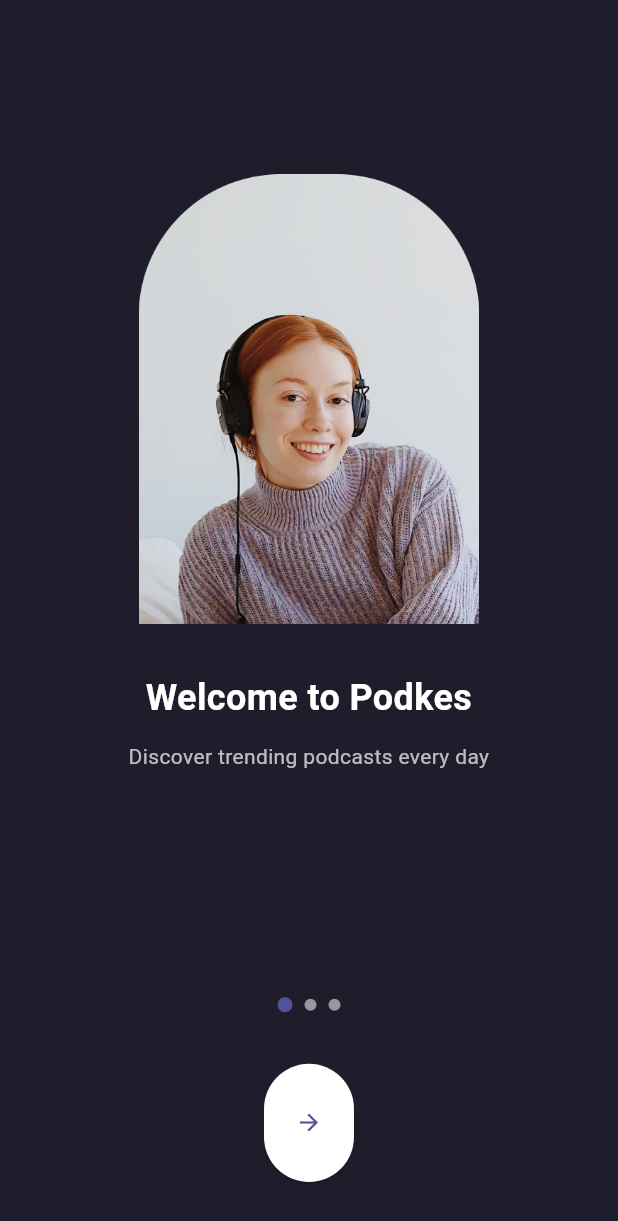
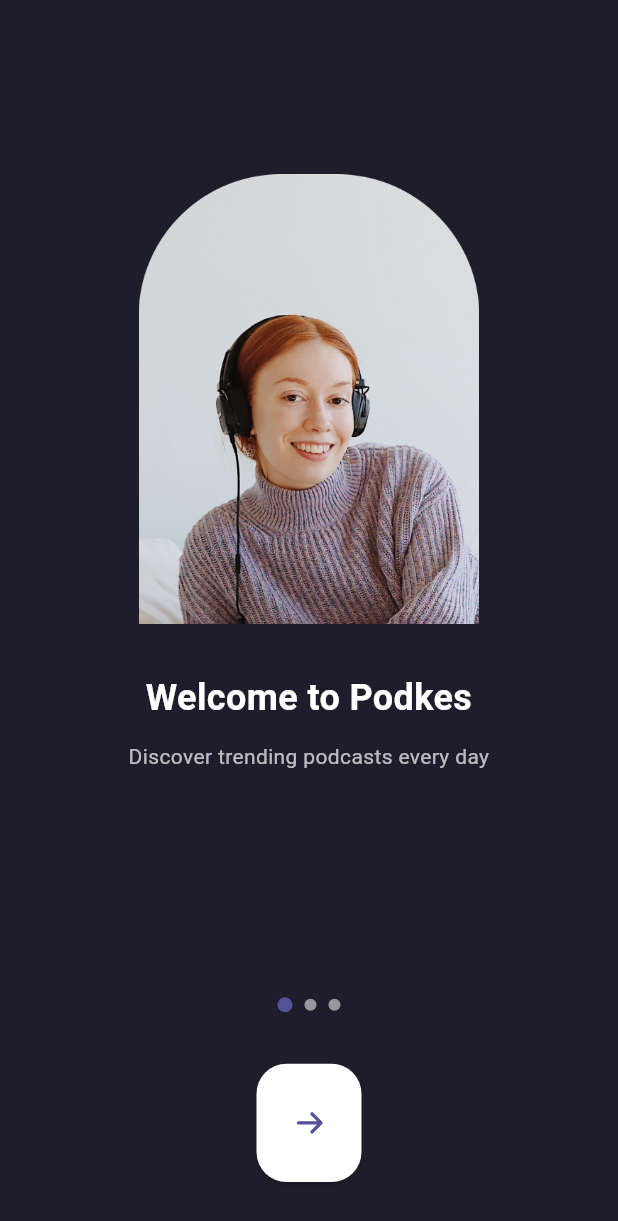
Before and after one commit to Atkn0/case_study_flutter, a Flutter app: the screen it shows after launch, on a phone screen of 412 x 824 dp. Shown: the top 1221 px of the screen. Run offline on Flutter 3.47's test engine with Material 3 defaults, Android fonts, the phone set to English and light mode, and no system bars; drawn by our look-alikes of dots_indicator; our stand-ins replace flutter_svg, just_audio.

Commit message:
Final arrangements have been made

```diff
--- a/lib/src/views/now_playing_screen.dart
+++ b/lib/src/views/now_playing_screen.dart
@@ -125,7 +125,7 @@ class NowPlayingScreenWidget extends StatelessWidget {
                       Container(
                         decoration: const BoxDecoration(
                           shape: BoxShape.circle,
-                          color: Colors.white,
+                          color: Color(0xFF2F3142),
                         ),
                         child: IconButton(
                           iconSize: 36,
@@ -133,7 +133,7 @@ class NowPlayingScreenWidget extends StatelessWidget {
                             viewModel.isPlaying
                                 ? Icons.pause
                                 : Icons.play_arrow,
-                            color: const Color(0xFF121212),
+                            color: Colors.white,
                           ),
                           onPressed: () {
                             viewModel.isPlaying
--- a/lib/src/views/onboarding_screen.dart
+++ b/lib/src/views/onboarding_screen.dart
@@ -4,6 +4,7 @@ import 'package:dots_indicator/dots_indicator.dart';
 import '../viewmodels/onboarding_viewmodel.dart';
 import '../models/onboarding_item.dart';
 import 'home_screen.dart';
+import 'package:flutter_svg/flutter_svg.dart';
 
 class OnboardingScreenWidget extends StatelessWidget {
   @override
@@ -90,14 +91,19 @@ class OnboardingScreenWidget extends StatelessWidget {
                 style: ElevatedButton.styleFrom(
                   backgroundColor: Colors.white,
                   shape: RoundedRectangleBorder(
-                    borderRadius: BorderRadius.circular(50),
+                    borderRadius: BorderRadius.circular(20),
                   ),
                   padding: const EdgeInsets.all(12),
-                  minimumSize: const Size(60, 60),
+                  minimumSize: const Size(70, 50),
                 ),
-                child: const Icon(
-                  Icons.arrow_forward,
-                  color: Color(0xFF525298),
+                child: SvgPicture.asset(
+                  'assets/icons/onboarding_arrow.svg',
+                  height: 24,
+                  width: 24,
+                  colorFilter: const ColorFilter.mode(
+                    Color(0xFF525298),
+                    BlendMode.srcIn,
+                  ),
                 ),
               ),
             ),
--- a/lib/src/widgets/home/home_bottom_nav_bar.dart
+++ b/lib/src/widgets/home/home_bottom_nav_bar.dart
@@ -20,7 +20,7 @@ class HomeBottomNavBar extends StatelessWidget {
       items: const [
         BottomNavigationBarItem(icon: Icon(Icons.home), label: "Home"),
         BottomNavigationBarItem(
-          icon: Icon(Icons.library_music),
+          icon: Icon(Icons.library_books),
           label: "Library",
         ),
         BottomNavigationBarItem(icon: Icon(Icons.person), label: "Profile"),
--- a/pubspec.yaml
+++ b/pubspec.yaml
@@ -39,6 +39,7 @@ dependencies:
   dots_indicator: ^2.0.0
   audio_waveforms: ^1.3.0
   path_provider: ^2.1.2
+  flutter_svg: ^2.0.7
 
 dev_dependencies:
   flutter_test:
@@ -66,6 +67,7 @@ flutter:
   assets:
     - assets/images/
     - assets/audio/sample.mp3
+    - assets/icons/
 
   # An image asset can refer to one or more resolution-specific "variants", see
   # https://flutter.dev/to/resolution-aware-images
```
Also changed, not shown: lib/src/views/home_screen.dart (+11 -7 lines), lib/src/widgets/home/home_body.dart (+1 -7 lines), lib/src/widgets/home/search_bar.dart (+2 -8 lines), assets/icons/library_icon.svg (added), assets/icons/onboarding_arrow.svg (added), pubspec.lock, 1 other file.
